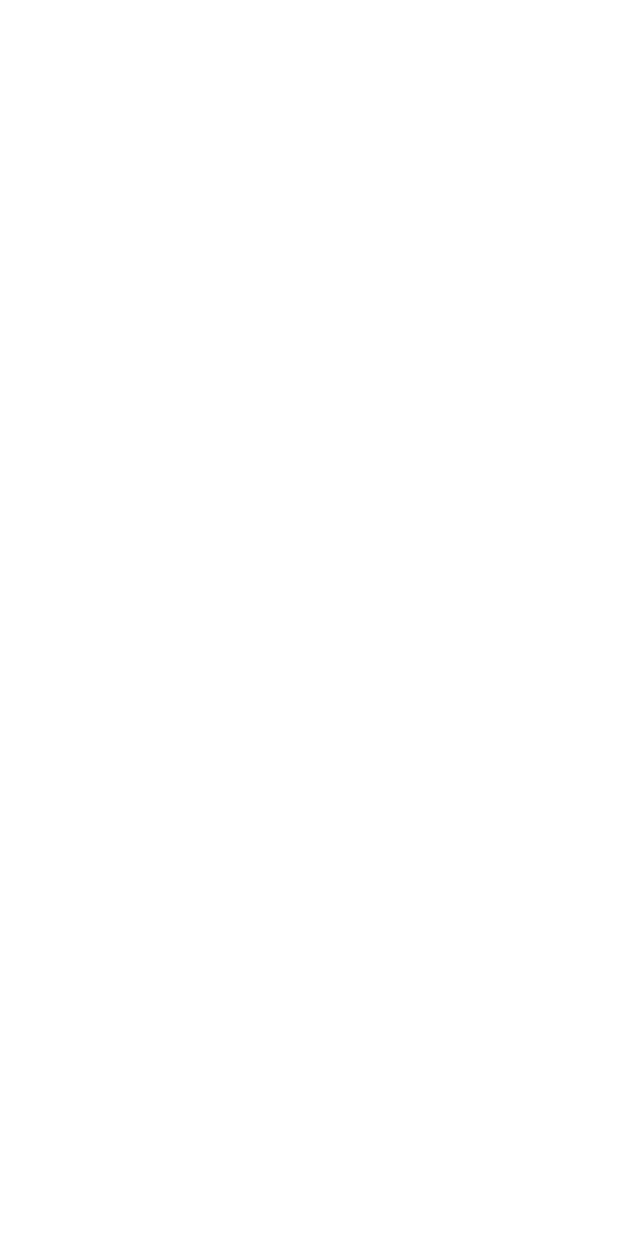
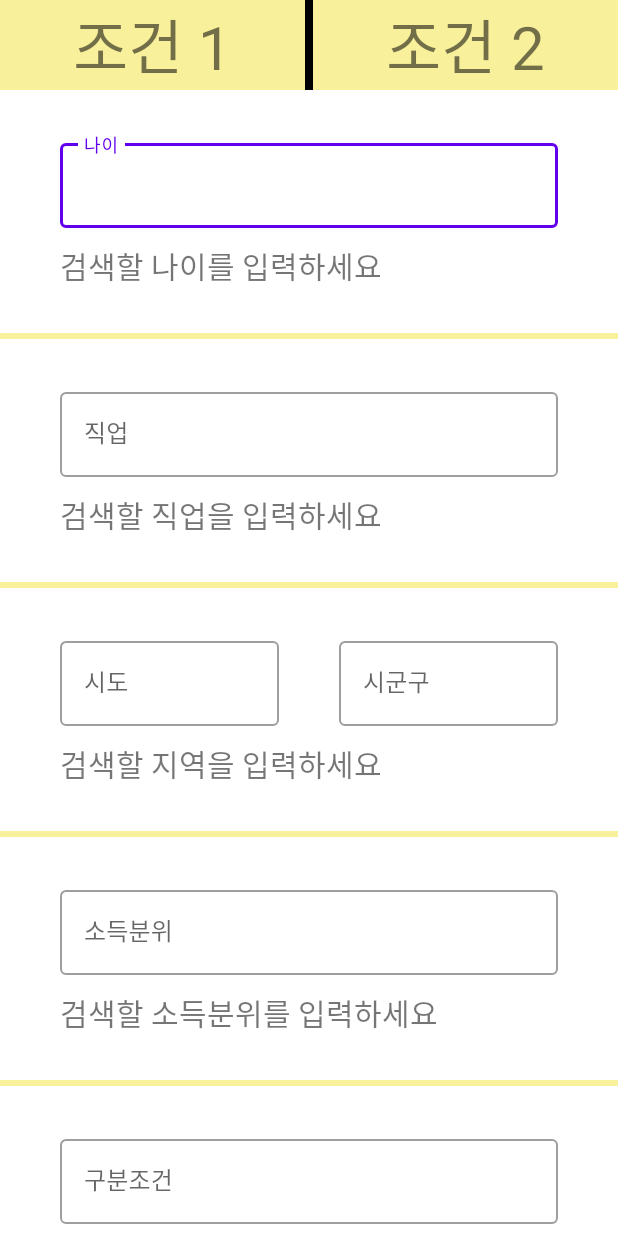
Before and after one commit to wjdwns/SSF, an Android app: the Search_SettingActivity screen opened directly, with no data from a screen before it, on a phone screen of 412 x 824 dp. Before the commit the screen is empty. Run offline under Robolectric (Android 15) with nearby library versions, the phone set to English and light mode, and no system bars.

Commit message:
버튼 색상 수정 및 조건설정 수정

```diff
--- a/app/src/main/AndroidManifest.xml
+++ b/app/src/main/AndroidManifest.xml
@@ -25,11 +25,6 @@
         <activity android:name=".MainActivity" />
         <activity android:name=".DetailPage" />
         <activity android:name=".SearchList">
-            <intent-filter>
-                <action android:name="android.intent.action.MAIN" />
-
-                <category android:name="android.intent.category.LAUNCHER" />
-            </intent-filter>
         </activity>
     </application>
 
--- a/app/src/main/java/com/example/ssf/Search_SettingActivity.kt
+++ b/app/src/main/java/com/example/ssf/Search_SettingActivity.kt
@@ -2,10 +2,24 @@ package com.example.ssf
 
 import androidx.appcompat.app.AppCompatActivity
 import android.os.Bundle
+import androidx.fragment.app.Fragment
+import kotlinx.android.synthetic.main.activity_search__setting.*
 
 class Search_SettingActivity : AppCompatActivity() {
+    private val mFragmentManager = supportFragmentManager
     override fun onCreate(savedInstanceState: Bundle?) {
         super.onCreate(savedInstanceState)
         setContentView(R.layout.activity_search__setting)
+        mFragmentManager.beginTransaction().add(R.id.fragment, search_setting_fragment1()).commit()
+        select1.setOnClickListener{
+            val getTopFragment = supportFragmentManager.findFragmentById(R.id.fragment)
+            val fragmentTransaction = mFragmentManager.beginTransaction()
+            fragmentTransaction.replace(R.id.fragment,search_setting_fragment1()).commit()
+            }
+        select2.setOnClickListener {
+            val getTopFragment = supportFragmentManager.findFragmentById(R.id.fragment)
+            val fragmentTransaction = mFragmentManager.beginTransaction()
+            fragmentTransaction.replace(R.id.fragment,search_setting_fragment2()).commit()
+        }
     }
 }
--- /dev/null
+++ b/app/src/main/java/com/example/ssf/search_setting_fragment1.kt
@@ -0,0 +1,21 @@
+package com.example.ssf
+
+import android.os.Bundle
+import android.view.LayoutInflater
+import android.view.View
+import android.view.ViewGroup
+import androidx.fragment.app.Fragment
+
+class search_setting_fragment1 :Fragment() {
+    override fun onCreateView(
+        inflater: LayoutInflater,
+        container: ViewGroup?,
+        savedInstanceState: Bundle?
+    ): View? {
+        return if (inflater != null) {
+            inflater.inflate(R.layout.search_setting_fragment1, container, false)
+        } else {
+            return super.onCreateView(inflater, container, savedInstanceState)
+        }
+    }
+}
--- a/app/src/main/res/layout/activity_joinmember.xml
+++ b/app/src/main/res/layout/activity_joinmember.xml
@@ -129,7 +129,7 @@
 
     <Button
         android:id="@+id/btn_login"
-        android:background="@drawable/ourbutton"
+        android:backgroundTint="@color/our"
         android:layout_width="wrap_content"
         android:layout_height="wrap_content"
         android:layout_marginTop="20dp"
--- a/app/src/main/res/layout/activity_login.xml
+++ b/app/src/main/res/layout/activity_login.xml
@@ -65,7 +65,7 @@
         android:layout_marginTop="20dp"
         android:text="@string/Login"
         android:textStyle="bold"
-        android:background="@color/our"
+        android:backgroundTint="@color/our"
         app:layout_constraintBottom_toBottomOf="parent"
         app:layout_constraintLeft_toLeftOf="parent"
         app:layout_constraintRight_toRightOf="parent"
--- a/app/src/main/res/layout/activity_search__setting.xml
+++ b/app/src/main/res/layout/activity_search__setting.xml
@@ -4,7 +4,47 @@
     xmlns:tools="http://schemas.android.com/tools"
     android:layout_width="match_parent"
     android:layout_height="match_parent"
+    android:orientation="vertical"
     tools:context=".Search_SettingActivity">
+
+    <LinearLayout
+        android:layout_width="match_parent"
+        android:layout_height="wrap_content"
+        android:orientation="horizontal">
+
+        <TextView
+            android:id="@+id/select1"
+            android:layout_width="0dp"
+            android:layout_height="wrap_content"
+            android:layout_weight="1"
+            android:background="@color/our"
+            android:gravity="center"
+            android:text="조건 1"
+            android:textSize="40sp"
+            android:textStyle="normal"
+            android:clickable="true"/>
+        <View
+            android:layout_width="5dp"
+            android:layout_height="match_parent"
+            android:background="@color/black"/>
+
+        <TextView
+            android:id="@+id/select2"
+            android:layout_width="0dp"
+            android:layout_height="wrap_content"
+            android:layout_weight="1"
+            android:background="@color/our"
+            android:gravity="center"
+            android:text="조건 2"
+            android:textSize="40sp"
+            android:textStyle="normal"
+            android:clickable="true" />
+    </LinearLayout>
+
+    <FrameLayout
+        android:id="@+id/fragment"
+        android:layout_width="match_parent"
+        android:layout_height="match_parent"/>
 
 
 </LinearLayout>
--- /dev/null
+++ b/app/src/main/res/layout/search_setting_fragment1.xml
@@ -0,0 +1,168 @@
+<?xml version="1.0" encoding="utf-8"?>
+<androidx.constraintlayout.widget.ConstraintLayout xmlns:android="http://schemas.android.com/apk/res/android"
+    android:layout_width="match_parent"
+    android:layout_height="match_parent"
+    xmlns:app="http://schemas.android.com/apk/res-auto">
+<androidx.core.widget.NestedScrollView
+    android:layout_width="match_parent"
+    android:layout_height="match_parent">
+    <LinearLayout
+        android:layout_width="match_parent"
+        android:layout_height="match_parent"
+        android:orientation="vertical">
+        <com.google.android.material.textfield.TextInputLayout
+            style="@style/Widget.MaterialComponents.TextInputLayout.OutlinedBox"
+            android:layout_width="match_parent"
+            android:layout_height="wrap_content"
+            android:layout_marginLeft="40dp"
+            android:layout_marginRight="40dp"
+            android:layout_marginTop="30dp"
+            android:hint="나이">
+
+            <com.google.android.material.textfield.TextInputEditText
+                android:id="@+id/edit_age"
+                android:layout_width="match_parent"
+                android:layout_height="wrap_content" />
+        </com.google.android.material.textfield.TextInputLayout>
+        <TextView
+            android:layout_width="wrap_content"
+            android:layout_height="wrap_content"
+            android:text="검색할 나이를 입력하세요"
+            android:layout_marginLeft="40dp"
+            android:layout_marginTop="10sp"
+            android:textSize="20sp"/>
+        <View
+            android:layout_width="match_parent"
+            android:layout_height="4dp"
+            android:background="@color/our"
+            android:layout_marginTop="30dp"/>
+
+        <com.google.android.material.textfield.TextInputLayout
+            style="@style/Widget.MaterialComponents.TextInputLayout.OutlinedBox"
+            android:layout_width="match_parent"
+            android:layout_height="wrap_content"
+            android:layout_marginLeft="40dp"
+            android:layout_marginRight="40dp"
+            android:layout_marginTop="30dp"
+            android:hint="직업">
+
+            <com.google.android.material.textfield.TextInputEditText
+                android:id="@+id/edit_job"
+                android:layout_width="match_parent"
+                android:layout_height="wrap_content" />
+        </com.google.android.material.textfield.TextInputLayout>
+        <TextView
+            android:layout_width="wrap_content"
+            android:layout_height="wrap_content"
+            android:text="검색할 직업을 입력하세요"
+            android:layout_marginLeft="40dp"
+            android:layout_marginTop="10sp"
+            android:textSize="20sp"/>
+        <View
+            android:layout_width="match_parent"
+            android:layout_height="4dp"
+            android:background="@color/our"
+            android:layout_marginTop="30dp"/>
+        <LinearLayout
+            android:layout_width="match_parent"
+            android:layout_height="wrap_content"
+            android:orientation="horizontal">
+            <com.google.android.material.textfield.TextInputLayout
+                style="@style/Widget.MaterialComponents.TextInputLayout.OutlinedBox"
+                android:layout_width="0dp"
+                android:layout_height="wrap_content"
+                android:layout_weight="1"
+                android:layout_marginLeft="40dp"
+                android:layout_marginRight="40dp"
+                android:layout_marginTop="30dp"
+                android:hint="시도">
+
+                <com.google.android.material.textfield.TextInputEditText
+                    android:id="@+id/edit_ground"
+                    android:layout_width="match_parent"
+                    android:layout_height="wrap_content" />
+            </com.google.android.material.textfield.TextInputLayout>
+            <com.google.android.material.textfield.TextInputLayout
+                style="@style/Widget.MaterialComponents.TextInputLayout.OutlinedBox"
+                android:layout_width="0dp"
+                android:layout_height="wrap_content"
+                android:layout_weight="1"
+                android:layout_marginRight="40dp"
+                android:layout_marginTop="30dp"
+                android:hint="시군구">
+
+                <com.google.android.material.textfield.TextInputEditText
+                    android:id="@+id/edit_local"
+                    android:layout_width="match_parent"
+                    android:layout_height="wrap_content" />
+            </com.google.android.material.textfield.TextInputLayout>
+        </LinearLayout>
+
+        <TextView
+            android:layout_width="wrap_content"
+            android:layout_height="wrap_content"
+            android:text="검색할 지역을 입력하세요"
+            android:layout_marginLeft="40dp"
+            android:layout_marginTop="10sp"
+            android:textSize="20sp"/>
+        <View
+            android:layout_width="match_parent"
+            android:layout_height="4dp"
+            android:background="@color/our"
+            android:layout_marginTop="30dp"/>
+        <com.google.android.material.textfield.TextInputLayout
+            style="@style/Widget.MaterialComponents.TextInputLayout.OutlinedBox"
+            android:layout_width="match_parent"
+            android:layout_height="wrap_content"
+            android:layout_marginLeft="40dp"
+            android:layout_marginRight="40dp"
+            android:layout_marginTop="30dp"
+            android:hint="소득분위">
+
+            <com.google.android.material.textfield.TextInputEditText
+                android:id="@+id/edit_incomelevel"
+                android:layout_width="match_parent"
+                android:layout_height="wrap_content" />
+        </com.google.android.material.textfield.TextInputLayout>
+        <TextView
+            android:layout_width="wrap_content"
+            android:layout_height="wrap_content"
+            android:text="검색할 소득분위를 입력하세요"
+            android:layout_marginLeft="40dp"
+            android:layout_marginTop="10sp"
+            android:textSize="20sp"/>
+        <View
+            android:layout_width="match_parent"
+            android:layout_height="4dp"
+            android:background="@color/our"
+            android:layout_marginTop="30dp"/>
+        <com.google.android.material.textfield.TextInputLayout
+            style="@style/Widget.MaterialComponents.TextInputLayout.OutlinedBox"
+            android:layout_width="match_parent"
+            android:layout_height="wrap_content"
+            android:layout_marginLeft="40dp"
+            android:layout_marginRight="40dp"
+            android:layout_marginTop="30dp"
+            android:hint="구분조건">
+
+            <com.google.android.material.textfield.TextInputEditText
+                android:id="@+id/edit_condition"
+                android:layout_width="match_parent"
+                android:layout_height="wrap_content" />
+        </com.google.android.material.textfield.TextInputLayout>
+        <TextView
+            android:layout_width="wrap_content"
+            android:layout_height="wrap_content"
+            android:text="검색할 조건을 입력하세요"
+            android:layout_marginLeft="40dp"
+            android:layout_marginTop="10sp"
+            android:textSize="20sp"/>
+        <View
+            android:layout_width="match_parent"
+            android:layout_height="4dp"
+            android:background="@color/our"
+            android:layout_marginTop="30dp"/>
+    </LinearLayout>
+
+</androidx.core.widget.NestedScrollView>
+</androidx.constraintlayout.widget.ConstraintLayout>
```
Also changed, not shown: app/src/main/java/com/example/ssf/MainActivity.kt (+7 -1 lines), app/src/main/java/com/example/ssf/search_setting_fragment2.kt (added, +21 -0 lines), app/src/main/res/layout/activity_main.xml (+8 -4 lines), app/src/main/res/layout/search_setting_fragment2.xml (added, +168 -0 lines).
